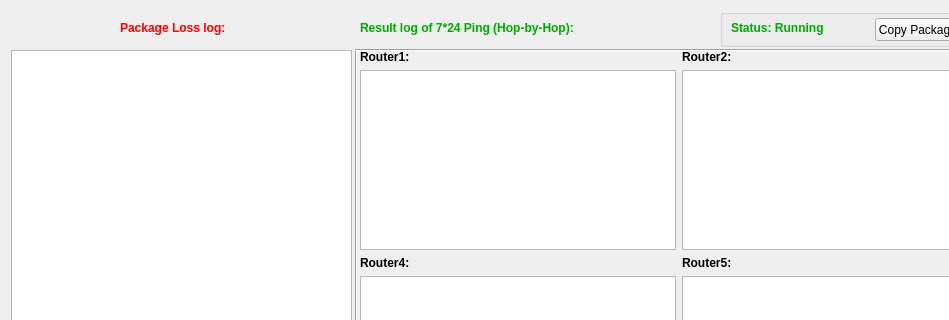
Above: All_Day_Ping_Result.ui from Qxff/DSC_Troubleshooting_Tool before the change; both pictures show x 0 to 949 and y 0 to 320 of the 1339 by 686 pixel window. Below: the same form after it.
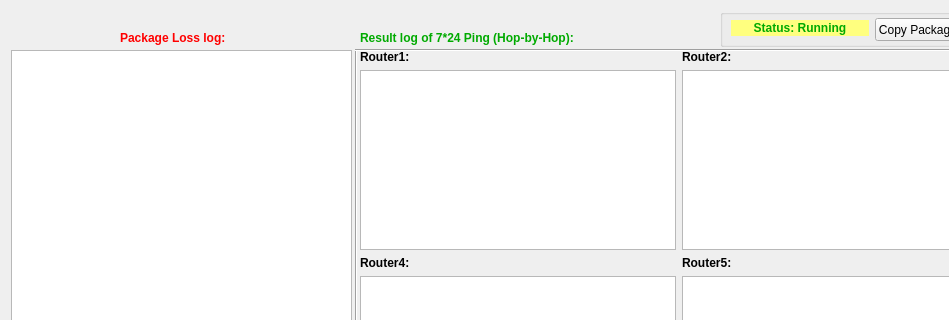
That is the form after the change. Icons and pictures are not drawn.

```diff
--- a/All_Day_Ping_Result.ui
+++ b/All_Day_Ping_Result.ui
@@ -71,10 +71,14 @@
       </font>
      </property>
      <property name="styleSheet">
-      <string notr="true">color: rgb(255, 0, 0);</string>
+      <string notr="true">color: rgb(255, 0, 0);
+background-color: rgb(255, 255, 127);</string>
      </property>
      <property name="text">
-      <string>&lt;html&gt;&lt;head/&gt;&lt;body&gt;&lt;p&gt;&lt;span style=&quot; font-size:9pt; font-weight:600; color:#00aa00;&quot;&gt;Status: Running&lt;/span&gt;&lt;/p&gt;&lt;/body&gt;&lt;/html&gt;</string>
+      <string>&lt;html&gt;&lt;head/&gt;&lt;body&gt;&lt;p align=&quot;center&quot;&gt;&lt;span style=&quot; color:#00aa00;&quot;&gt;Status: Running&lt;/span&gt;&lt;/p&gt;&lt;/body&gt;&lt;/html&gt;</string>
+     </property>
+     <property name="alignment">
+      <set>Qt::AlignCenter</set>
      </property>
     </widget>
     <widget class="QPushButton" name="pushButton_copy_result_log">
@@ -206,7 +210,7 @@
      <enum>Qt::Vertical</enum>
     </property>
    </widget>
-   <widget class="QWidget" name="">
+   <widget class="QWidget" name="layoutWidget">
     <property name="geometry">
      <rect>
       <x>360</x>
@@ -370,7 +374,7 @@
     <property name="geometry">
      <rect>
       <x>360</x>
-      <y>20</y>
+      <y>30</y>
       <width>239</width>
       <height>16</height>
      </rect>
@@ -383,7 +387,7 @@
     <property name="geometry">
      <rect>
       <x>120</x>
-      <y>20</y>
+      <y>30</y>
       <width>108</width>
       <height>16</height>
      </rect>
```
Left out of the diff: 27 changed lines with no effect on the pictures.
